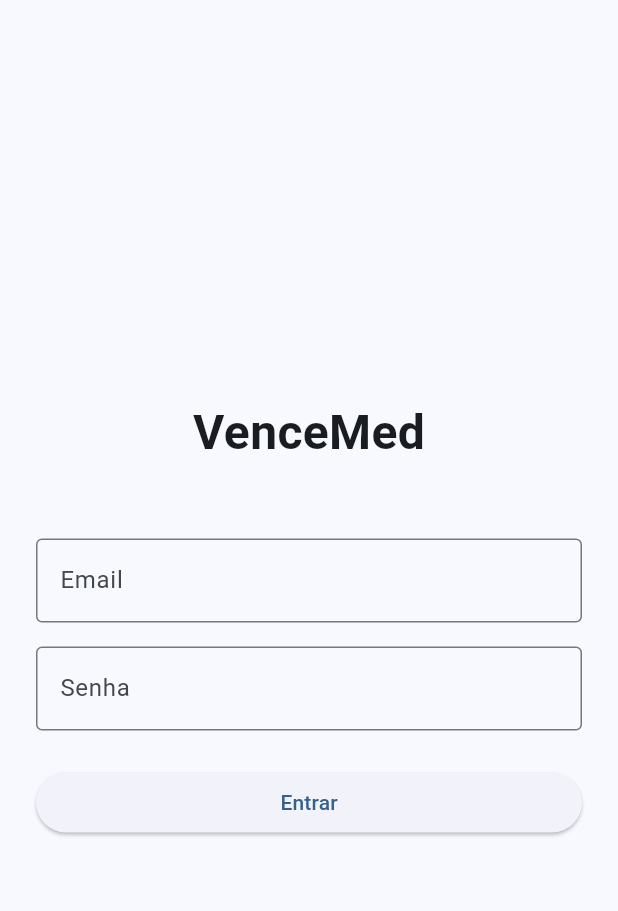
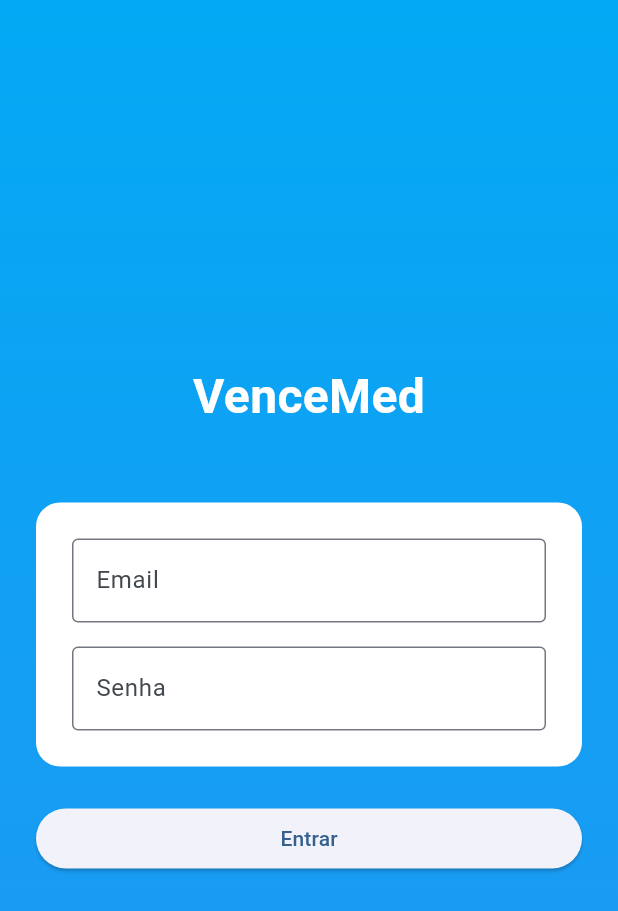
Before and after one commit to MarcosVed/VencemedMobile, a Flutter app: the screen it shows after launch, on a phone screen of 412 x 824 dp. Shown: the top 911 px of the screen. Run offline on Flutter 3.47's test engine with Material 3 defaults, Android fonts, the light colour scheme and no system bars.

Commit message:
12/08começamospoha

```diff
--- a/lib/main.dart
+++ b/lib/main.dart
@@ -39,16 +39,36 @@ class _LoginScreenState extends State<LoginScreen> {
   @override
   Widget build(BuildContext context) {
     return Scaffold(
-      body: Padding(
+      body: Container(
+        decoration: const BoxDecoration(
+          gradient: LinearGradient(
+            begin: Alignment.topCenter,
+            end: Alignment.bottomCenter,
+            colors: [Colors.lightBlue, Colors.blue],
+          ),
+        ),
+        child: Padding(
           padding: const EdgeInsets.all(24.0),
           child: Column(
             mainAxisAlignment: MainAxisAlignment.center,
             children: [
               const Text(
                 'VenceMed',
-              style: TextStyle(fontSize: 32, fontWeight: FontWeight.bold),
+                style: TextStyle(
+                  fontSize: 32,
+                  fontWeight: FontWeight.bold,
+                  color: Colors.white,
+                ),
               ),
             const SizedBox(height: 48),
+            Container(
+              padding: const EdgeInsets.all(24.0),
+              decoration: BoxDecoration(
+                color: Colors.white,
+                borderRadius: BorderRadius.circular(16),
+              ),
+              child: Column(
+                children: [
                   TextField(
                     controller: _emailController,
                     decoration: const InputDecoration(
@@ -65,6 +85,9 @@ class _LoginScreenState extends State<LoginScreen> {
                       border: OutlineInputBorder(),
                     ),
                   ),
+                ],
+              ),
+            ),
             const SizedBox(height: 24),
             SizedBox(
               width: double.infinity,
@@ -76,6 +99,7 @@ class _LoginScreenState extends State<LoginScreen> {
             ],
           ),
         ),
+      ),
     );
   }
 }
```
Lines whose indentation alone changed are shown as unchanged.
